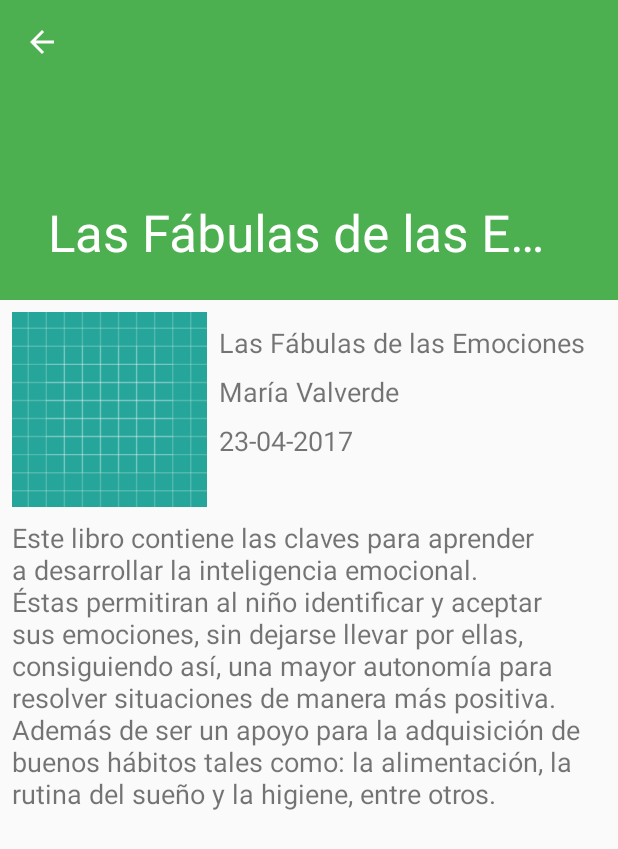
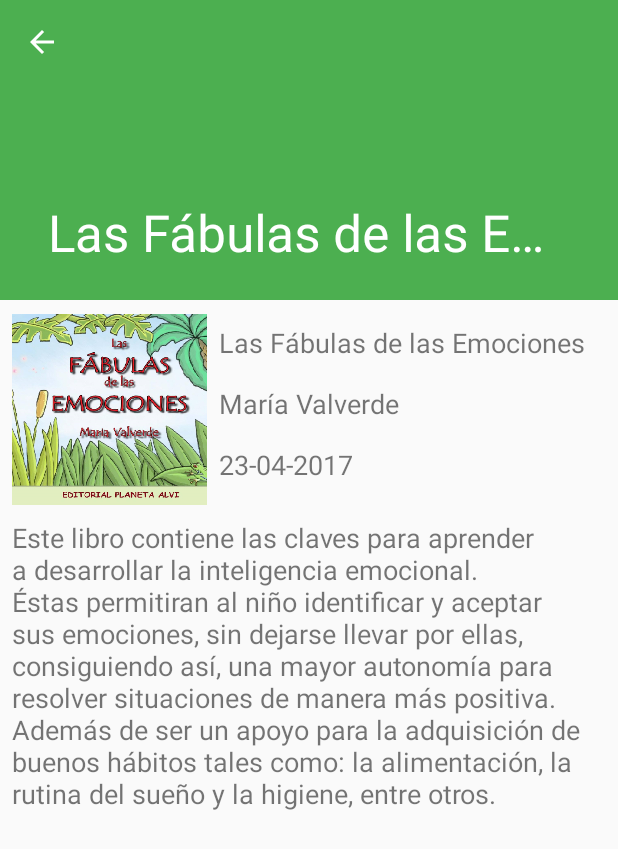
Before and after one commit to Isaacsaez/PQTM-Mybooks-PLA1, an Android app: the screen it shows after launch (BookDetailActivity), after a tap on "Las Fábulas de las Emociones", on a phone screen of 412 x 824 dp. Shown: the top 849 px of the screen. Run offline under Robolectric (Android 15) with nearby library versions, the phone set to English and light mode, and no system bars.

Commit message:
Un altre commit final

```diff
--- a/app/src/main/res/layout/book_detail.xml
+++ b/app/src/main/res/layout/book_detail.xml
@@ -23,8 +23,8 @@
         android:textSize="18sp"
         app:layout_constraintEnd_toEndOf="parent"
         app:layout_constraintHorizontal_bias="0.0"
-        app:layout_constraintStart_toEndOf="@+id/imageView"
-        app:layout_constraintTop_toTopOf="@+id/imageView" />
+        app:layout_constraintStart_toEndOf="@+id/iv_portada"
+        app:layout_constraintTop_toTopOf="@+id/iv_portada" />
 
 
     <TextView
@@ -35,12 +35,12 @@
         android:layout_marginLeft="8dp"
         android:layout_marginRight="16dp"
         android:layout_marginStart="8dp"
-        android:layout_marginTop="8dp"
+        android:layout_marginTop="16dp"
         android:text="Autor libro"
         android:textSize="18sp"
         app:layout_constraintEnd_toEndOf="parent"
         app:layout_constraintHorizontal_bias="0.0"
-        app:layout_constraintStart_toEndOf="@+id/imageView"
+        app:layout_constraintStart_toEndOf="@+id/iv_portada"
         app:layout_constraintTop_toBottomOf="@+id/tv_titulo" />
 
 
@@ -52,36 +52,36 @@
         android:layout_marginLeft="8dp"
         android:layout_marginRight="80dp"
         android:layout_marginStart="8dp"
-        android:layout_marginTop="8dp"
+        android:layout_marginTop="16dp"
         android:text="00/00/00"
         android:textSize="18sp"
         app:layout_constraintEnd_toEndOf="parent"
         app:layout_constraintHorizontal_bias="0.0"
-        app:layout_constraintStart_toEndOf="@+id/imageView"
+        app:layout_constraintStart_toEndOf="@+id/iv_portada"
         app:layout_constraintTop_toBottomOf="@+id/tv_autor" />
 
 
     <TextView
         android:id="@+id/tv_desc"
         android:layout_width="0dp"
-        android:layout_height="354dp"
+        android:layout_height="320dp"
         android:layout_marginBottom="36dp"
         android:layout_marginEnd="8dp"
         android:layout_marginLeft="8dp"
         android:layout_marginRight="8dp"
         android:layout_marginStart="8dp"
-        android:layout_marginTop="8dp"
+        android:paddingTop="8dp"
         android:text="Descripción del libro"
         android:textSize="18sp"
         app:layout_constraintBottom_toBottomOf="parent"
         app:layout_constraintEnd_toEndOf="parent"
         app:layout_constraintHorizontal_bias="0.0"
         app:layout_constraintStart_toStartOf="parent"
-        app:layout_constraintTop_toBottomOf="@+id/imageView"
-        app:layout_constraintVertical_bias="0.0" />
+        app:layout_constraintTop_toBottomOf="@+id/iv_portada"
+        app:layout_constraintVertical_bias="1.0" />
 
     <ImageView
-        android:id="@+id/imageView"
+        android:id="@+id/iv_portada"
         android:layout_width="130dp"
         android:layout_height="130dp"
         android:layout_marginLeft="8dp"
--- /dev/null
+++ b/settings.gradle
@@ -0,0 +1 @@
+include ':app'
```
Also changed, not shown: build.gradle (added, +27 -0 lines), gradle.properties (added, +13 -0 lines), gradle/wrapper/gradle-wrapper.properties (added), 5 other files.
